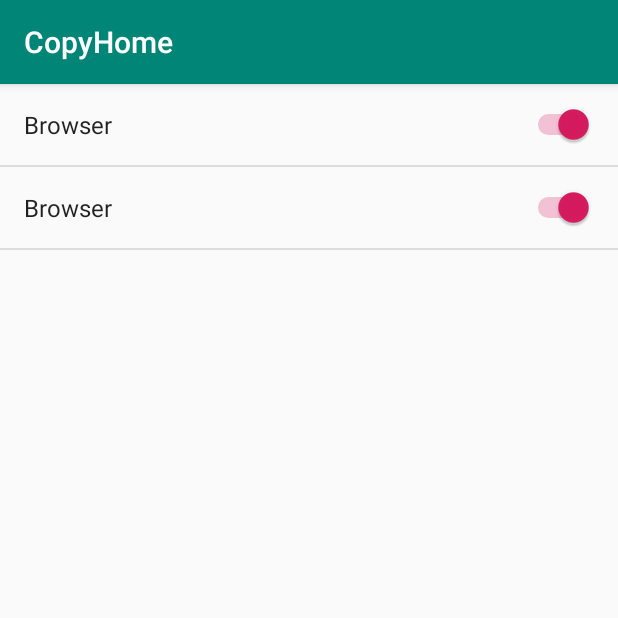
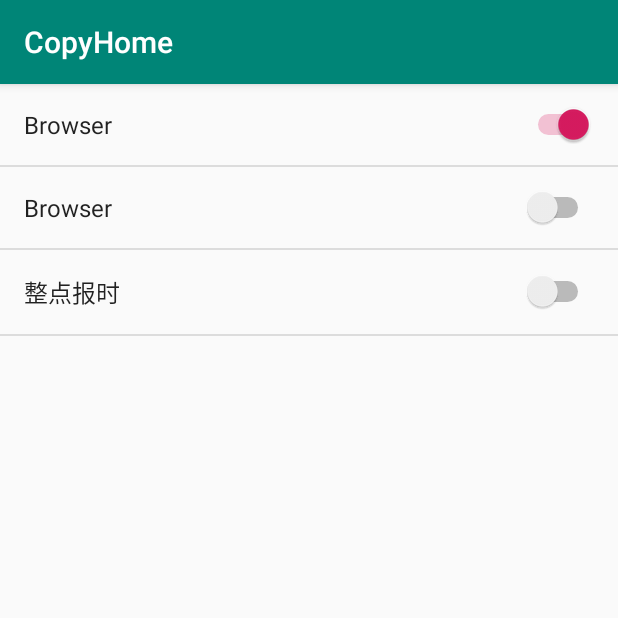
Before and after one commit to archerHe/CopyHome, an Android app: the fragment SpeechSettingsFragment shown on its own in the app's theme, on a phone screen of 412 x 824 dp, the top half of it. Run offline under Robolectric (Android 15) with nearby library versions, the light colour scheme and no system bars.

Commit message:
1. 整点报时功能初步ok。

```diff
--- a/app/src/main/java/com/android/ctyon/copyhome/ui/AppListActivity.java
+++ b/app/src/main/java/com/android/ctyon/copyhome/ui/AppListActivity.java
@@ -89,7 +89,7 @@ public class AppListActivity extends AppCompatActivity {
                 ".activity.caculator.SimpleCalculatorActivity"));
         mData.add(new AppClassName("短信", "com.ctyon.ctyonlauncher", "com.ctyon" +
                 ".ctyonlauncher.ui.activity.message.MessageMainActivity"));
-        mData.add(new AppClassName("yzf", "com.chinatelecom.bestpayclient", "com" +
+        mData.add(new AppClassName("翼支付", "com.chinatelecom.bestpayclient", "com" +
                 ".chinatelecom.bestpayclient.ui.activity.GuideActivity"));
         mData.add(new AppClassName("一键清除", "com.yarin.android.FileManager", "com.ctyon.FileManager.FirstAct"));
     }
--- a/app/src/main/java/com/android/ctyon/copyhome/ui/QuickStartFragment.java
+++ b/app/src/main/java/com/android/ctyon/copyhome/ui/QuickStartFragment.java
@@ -120,7 +120,7 @@ public class QuickStartFragment extends PreferenceFragment implements Preference
                 ".activity.caculator.SimpleCalculatorActivity"));
         mData.add(new AppClassName("短信", "com.ctyon.ctyonlauncher", "com.ctyon" +
                 ".ctyonlauncher.ui.activity.message.MessageMainActivity"));
-        mData.add(new AppClassName("yzf", "com.chinatelecom.bestpayclient", "com" +
+        mData.add(new AppClassName("翼支付", "com.chinatelecom.bestpayclient", "com" +
                 ".chinatelecom.bestpayclient.ui.activity.GuideActivity"));
         mData.add(new AppClassName("一键清除", "com.yarin.android.FileManager", "com.ctyon.FileManager.FirstAct"));
     }
--- a/app/src/main/java/com/android/ctyon/copyhome/ui/SpeechSettingsFragment.java
+++ b/app/src/main/java/com/android/ctyon/copyhome/ui/SpeechSettingsFragment.java
@@ -1,6 +1,8 @@
 package com.android.ctyon.copyhome.ui;
 
+import android.content.Intent;
 import android.os.Bundle;
+import android.preference.EditTextPreference;
 import android.preference.PreferenceFragment;
 import android.preference.Preference;
 import android.preference.PreferenceScreen;
@@ -8,32 +10,89 @@ import android.preference.SwitchPreference;
 import android.provider.Settings;
 import android.support.annotation.Nullable;
 import android.util.Log;
+import android.view.LayoutInflater;
+import android.view.View;
+import android.view.ViewGroup;
 
 import com.android.ctyon.copyhome.R;
+import com.android.ctyon.copyhome.utils.SpHelper;
 
-public class SpeechSettingsFragment extends PreferenceFragment {
+public class SpeechSettingsFragment extends PreferenceFragment  implements Preference.OnPreferenceChangeListener{
     private static final String TAG = "SpeechSettingsFragment";
     private SwitchPreference     voice_call;
+    private SwitchPreference    mSwitchPreferenceSpeechTime;
+    private EditTextPreference mEditTextPreferenceBeginTime;
+    private EditTextPreference mEditTextPreferenceEndTime;
+    private PreferenceScreen  mPreferenceScreen;
 
     @Override
     public void onCreate(@Nullable Bundle savedInstanceState) {
         super.onCreate(savedInstanceState);
         addPreferencesFromResource(R.xml.prefeference_speech_setting);
         voice_call = (SwitchPreference) findPreference("voice_call");
+        mEditTextPreferenceBeginTime = (EditTextPreference) findPreference("et_time_settings_begin");
+        mEditTextPreferenceBeginTime.setOnPreferenceChangeListener(this);
+        mEditTextPreferenceEndTime = (EditTextPreference) findPreference("et_time_settings_end");
+        mEditTextPreferenceEndTime.setOnPreferenceChangeListener(this);
+        mEditTextPreferenceBeginTime.setSummary(SpHelper.getString(getActivity(), "et_time_settings_begin" + "点", "8"));
+        mEditTextPreferenceEndTime.setSummary(SpHelper.getString(getActivity(), "et_time_settings_end" + "点", "18"));
+        mSwitchPreferenceSpeechTime = (SwitchPreference)findPreference("speech_time");
+        mPreferenceScreen = (PreferenceScreen)findPreference("preferenceScreen");
+    }
+
+
+    @Override
+    public boolean onPreferenceChange(Preference preference, Object o) {
+        preference.setSummary((String)o + "点");
+        return true;
+    }
+
+
+    @Override
+    public View onCreateView(LayoutInflater inflater, @Nullable ViewGroup container, @Nullable
+            Bundle savedInstanceState) {
+
+        if(!mSwitchPreferenceSpeechTime.isChecked()){
+            mPreferenceScreen.removePreference(mEditTextPreferenceBeginTime);
+            mPreferenceScreen.removePreference(mEditTextPreferenceEndTime);
+        }else{
+            mPreferenceScreen.addPreference(mEditTextPreferenceBeginTime);
+            mPreferenceScreen.addPreference(mEditTextPreferenceEndTime);
+        }
+        mEditTextPreferenceBeginTime.setSummary(SpHelper.getString(getActivity(), "et_time_settings_begin", "8"));
+        mEditTextPreferenceEndTime.setSummary(SpHelper.getString(getActivity(), "et_time_settings_end", "18"));
+        return super.onCreateView(inflater, container, savedInstanceState);
+    }
+
+    @Override
+    public boolean onPreferenceTreeClick(PreferenceScreen preferenceScreen, Preference preference) {
+        Log.d(TAG, "onPreferenceTreeClick: ");
+        if(preference.getKey().equals("speech_time")){
+            if(!mSwitchPreferenceSpeechTime.isChecked()){
+               mPreferenceScreen.removePreference(mEditTextPreferenceBeginTime);
+               mPreferenceScreen.removePreference(mEditTextPreferenceEndTime);
+            }else{
+                mPreferenceScreen.addPreference(mEditTextPreferenceBeginTime);
+                mPreferenceScreen.addPreference(mEditTextPreferenceEndTime);
+            }
+        }
+
+
+        return super.onPreferenceTreeClick(preferenceScreen, preference);
     }
 
 
 
     @Override
-    public boolean onPreferenceTreeClick(PreferenceScreen preferenceScreen, Preference preference) {
-        Log.d(TAG, "onPreferenceTreeClick: ");
-        return super.onPreferenceTreeClick(preferenceScreen, preference);
-    }
-
-    @Override
     public void onDestroyView() {
         super.onDestroyView();
-        Settings.System.putInt(getActivity().getContentResolver(), "speech_call_number_on", voice_call.isChecked()? 1 : 0);
+        Intent intent = new Intent("com.copyhome.alarm");
+        if(mSwitchPreferenceSpeechTime.isChecked()){
+            Log.d(TAG, "isChecked: ");
+            getActivity().sendBroadcast(intent);
+        }
+
+        //Settings.System.putInt(getActivity().getContentResolver(), "speech_call_number_on", voice_call.isChecked()? 1 : 0);
 
     }
 }
--- a/app/src/main/java/com/android/ctyon/copyhome/utils/SpHelper.java
+++ b/app/src/main/java/com/android/ctyon/copyhome/utils/SpHelper.java
@@ -30,4 +30,9 @@ public class SpHelper {
         SharedPreferences sp = getIntance(context);
         return sp.getBoolean(key, defaultVal);
     }
+
+    public static String getString(Context context, String key, String defaultStr){
+        SharedPreferences sp = getIntance(context);
+        return sp.getString(key, defaultStr);
+    }
 }
--- a/app/src/main/res/xml/prefeference_speech_setting.xml
+++ b/app/src/main/res/xml/prefeference_speech_setting.xml
@@ -1,5 +1,6 @@
 <?xml version="1.0" encoding="utf-8"?>
-<PreferenceScreen xmlns:android="http://schemas.android.com/apk/res/android">
+<PreferenceScreen xmlns:android="http://schemas.android.com/apk/res/android"
+    android:key="preferenceScreen">
     <SwitchPreference
         android:key="voice_menu"
         android:switchTextOff=""
@@ -11,5 +12,32 @@
         android:switchTextOff=""
         android:switchTextOn=""
         android:title="@string/voice_call"
-        android:defaultValue="true"/>
+        android:persistent="true"
+        android:defaultValue="false"/>
+    <SwitchPreference
+        android:key="speech_time"
+        android:title="整点报时"
+        ></SwitchPreference>
+    <EditTextPreference
+        android:key="et_time_settings_begin"
+        android:title="整点报时开始时间(小时)"
+        android:dialogTitle="请输入整点报时开始时间(24小时制)"
+        android:defaultValue="8"
+        android:summary="8点"
+        android:inputType="number"
+        android:maxLength="2"
+        android:persistent="true"
+        ></EditTextPreference>
+    <EditTextPreference
+        android:key="et_time_settings_end"
+        android:title="整点报时结束时间(小时)"
+        android:dialogTitle="请输入整点报时结束时间(24小时制)"
+        android:defaultValue="18"
+        android:summary="18点"
+        android:inputType="number"
+        android:maxLength="2"
+        android:persistent="true"
+        ></EditTextPreference>
+
+
 </PreferenceScreen>
```
Also changed, not shown: app/src/main/AndroidManifest.xml (+21 -4 lines), app/src/main/java/com/android/ctyon/copyhome/MyReceiver.java (added, +69 -0 lines), app/src/main/java/com/android/ctyon/copyhome/MyService.java (added, +51 -0 lines).
